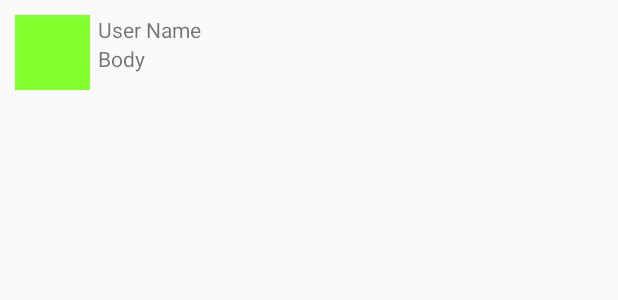
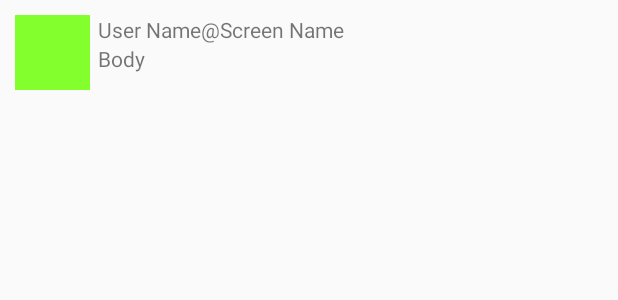
Before and after one commit to skipit/TwitterTweets, an Android app: the layout item_tweet.xml on its own in the app's theme, with its tools: preview values and no code run, on a phone screen of 412 x 824 dp. Shown: the top 300 px of the screen. Run offline under Robolectric (Android 15) with nearby library versions, the phone set to English and light mode, and no system bars.

Commit message:
Updated README, added tvScreenName as well

```diff
--- a/app/src/main/java/com/codepath/apps/mysimpletweets/TweetsArrayAdapter.java
+++ b/app/src/main/java/com/codepath/apps/mysimpletweets/TweetsArrayAdapter.java
@@ -20,6 +20,7 @@ public class TweetsArrayAdapter extends ArrayAdapter<Tweet> {
         ImageView ivProfileImage;
         TextView tvUserName;
         TextView tvBody;
+        TextView tvScreenName;
     }
 
     public TweetsArrayAdapter(Context context, List<Tweet> objects) {
@@ -44,6 +45,7 @@ public class TweetsArrayAdapter extends ArrayAdapter<Tweet> {
             viewHolder.ivProfileImage = (ImageView) convertView.findViewById(R.id.ivProfileImage);
             viewHolder.tvUserName = (TextView) convertView.findViewById(R.id.tvUserName);
             viewHolder.tvBody = (TextView) convertView.findViewById(R.id.tvBody);
+            viewHolder.tvScreenName = (TextView) convertView.findViewById(R.id.tvScreenName);
 
             convertView.setTag(viewHolder);
         } else {
@@ -51,6 +53,7 @@ public class TweetsArrayAdapter extends ArrayAdapter<Tweet> {
         }
 
         viewHolder.tvUserName.setText(tweet.getUser().getName());
+        viewHolder.tvScreenName.setText(tweet.getUser().getScreenName());
         viewHolder.tvBody.setText(tweet.getBody());
         viewHolder.ivProfileImage.setImageResource(android.R.color.transparent);
         Picasso.with(getContext())
--- a/app/src/main/java/com/codepath/apps/mysimpletweets/TwitterClient.java
+++ b/app/src/main/java/com/codepath/apps/mysimpletweets/TwitterClient.java
@@ -29,7 +29,7 @@ public class TwitterClient extends OAuthBaseClient {
 	public static final String REST_CONSUMER_SECRET = "CjCdCiFlBBisKRRDUNnmsb3L6RX6O6SuxDEH5MdRyk82sv2J43"; // Change this
 	public static final String REST_CALLBACK_URL = "oauth://cpsimpletweets"; // Change this (here and in manifest)
 
-    private static final int NEXT_PAGE_COUNT = 10;
+    private static final int NEXT_PAGE_COUNT = 30;
 
 	public TwitterClient(Context context) {
 		super(context, REST_API_CLASS, REST_URL, REST_CONSUMER_KEY, REST_CONSUMER_SECRET, REST_CALLBACK_URL);
--- a/app/src/main/res/layout/item_tweet.xml
+++ b/app/src/main/res/layout/item_tweet.xml
@@ -30,4 +30,14 @@
         android:layout_below="@+id/tvUserName"
         android:layout_toRightOf="@+id/ivProfileImage"/>
 
+    <TextView
+        android:layout_width="wrap_content"
+        android:layout_height="wrap_content"
+        android:textAppearance="?android:attr/textAppearanceSmall"
+        android:text="@string/tvScreenName"
+        android:id="@+id/tvScreenName"
+        android:layout_alignBottom="@+id/tvUserName"
+        android:layout_toRightOf="@+id/tvUserName"
+        android:layout_toEndOf="@+id/tvUserName" />
+
 </RelativeLayout>
--- a/app/src/main/res/values/strings.xml
+++ b/app/src/main/res/values/strings.xml
@@ -9,5 +9,6 @@
     <string name="action_settings">Settings</string>
     <string name="user_name">User Name</string>
     <string name="body">Body</string>
+    <string name="tvScreenName">\@Screen Name</string>
 
 </resources>
```
Also changed, not shown: 1 other file.
